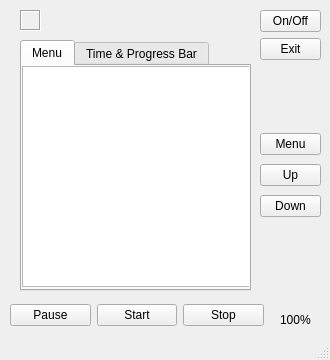
Old version of the form Neuroset/mainwindow.ui in the repository arthur-dao/Neuroset-Simulator.
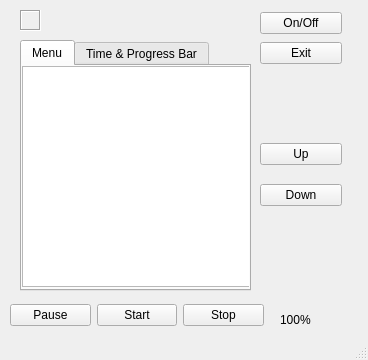
New version of the form. Custom widgets are drawn as their Qt base class.

```diff
--- a/Neuroset/mainwindow.ui
+++ b/Neuroset/mainwindow.ui
@@ -6,7 +6,7 @@
    <rect>
     <x>0</x>
     <y>0</y>
-    <width>330</width>
+    <width>368</width>
     <height>360</height>
    </rect>
   </property>
@@ -38,18 +38,11 @@
      <rect>
       <x>260</x>
       <y>130</y>
-      <width>61</width>
+      <width>82</width>
       <height>91</height>
      </rect>
     </property>
     <layout class="QVBoxLayout" name="MenuControls">
-     <item>
-      <widget class="QPushButton" name="menuButton">
-       <property name="text">
-        <string>Menu</string>
-       </property>
-      </widget>
-     </item>
      <item>
       <widget class="QPushButton" name="menuUp">
        <property name="text">
@@ -117,8 +110,8 @@
      <rect>
       <x>260</x>
       <y>10</y>
-      <width>61</width>
-      <height>51</height>
+      <width>82</width>
+      <height>58</height>
      </rect>
     </property>
     <layout class="QVBoxLayout" name="PowerButtons">
```
Left out of the diff: 6 changed lines with no effect on the pictures.
